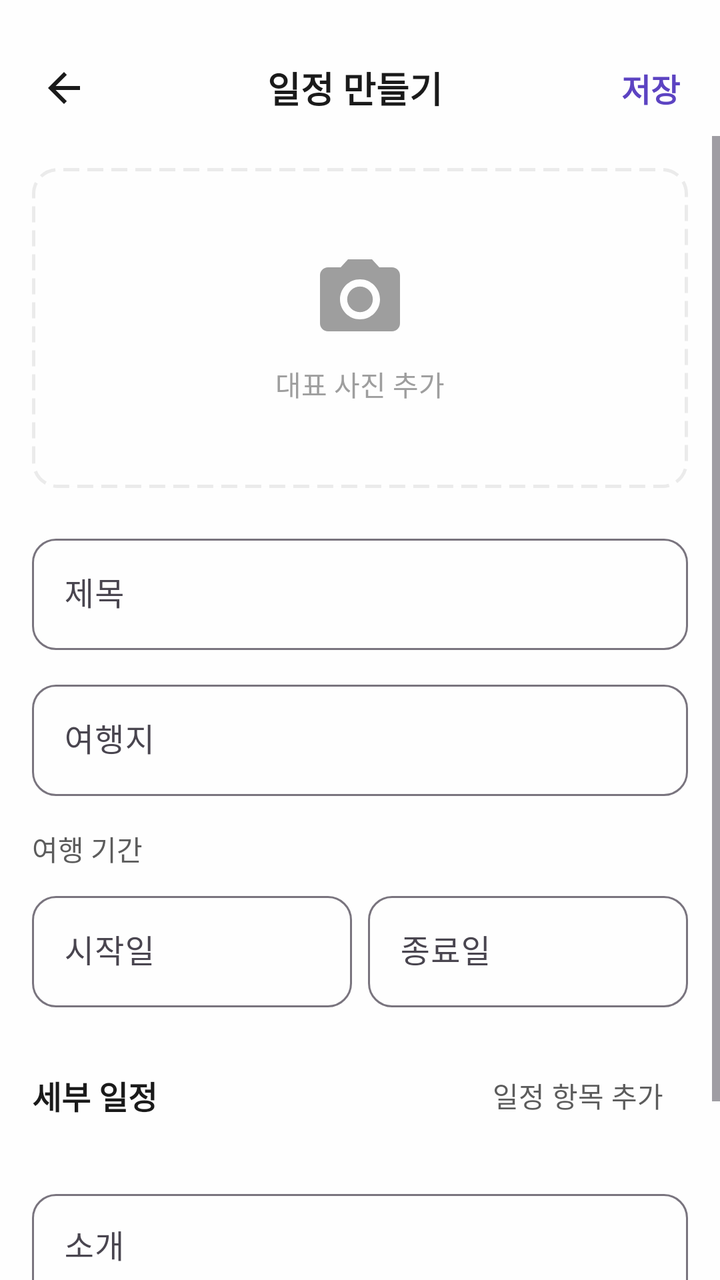
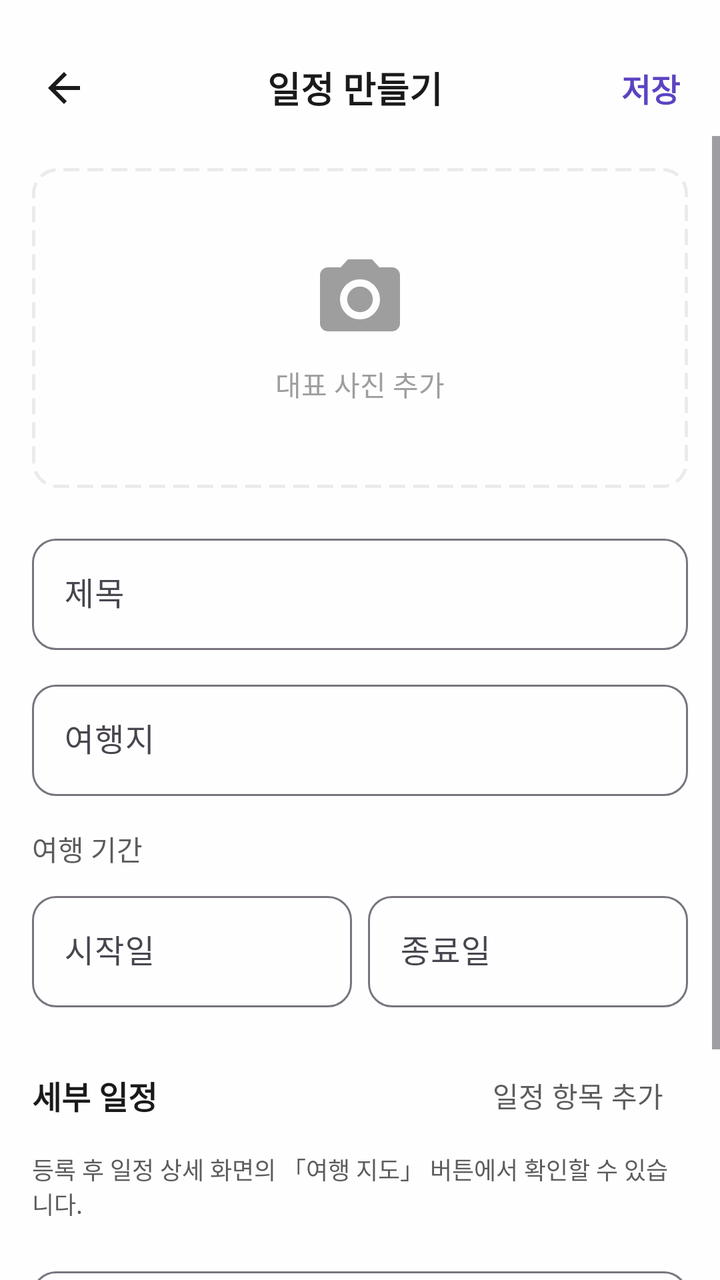

An Android layout rendered at two revisions. The XML below is the earlier revision; the diff shows what the commit changed to produce the second picture.
<!-- AndroidManifest.xml: application theme Theme.TripShare -->
<!-- res/layout/activity_create_itinerary.xml -->
<?xml version="1.0" encoding="utf-8"?>
<LinearLayout xmlns:android="http://schemas.android.com/apk/res/android"
    xmlns:app="http://schemas.android.com/apk/res-auto"
    android:layout_width="match_parent"
    android:layout_height="match_parent"
    android:background="@color/background"
    android:fitsSystemWindows="true"
    android:orientation="vertical">

    <LinearLayout
        android:id="@+id/toolbar"
        android:layout_width="match_parent"
        android:layout_height="wrap_content"
        android:gravity="center_vertical"
        android:minHeight="@dimen/toolbar_min_height"
        android:orientation="horizontal"
        android:paddingHorizontal="8dp"
        android:paddingTop="@dimen/screen_top_extra">

        <ImageButton
            android:id="@+id/btn_back"
            android:layout_width="48dp"
            android:layout_height="48dp"
            android:background="?attr/selectableItemBackgroundBorderless"
            android:contentDescription="@null"
            android:src="@drawable/ic_back" />

        <TextView
            android:layout_width="0dp"
            android:layout_height="wrap_content"
            android:layout_weight="1"
            android:gravity="center"
            android:text="@string/create_itinerary"
            android:textColor="@color/text_primary"
            android:textSize="18sp"
            android:textStyle="bold" />

        <TextView
            android:id="@+id/btn_save"
            android:layout_width="wrap_content"
            android:layout_height="wrap_content"
            android:padding="12dp"
            android:text="@string/save"
            android:textColor="@color/purple_primary"
            android:textSize="16sp"
            android:textStyle="bold" />
    </LinearLayout>

    <ScrollView
        android:layout_width="match_parent"
        android:layout_height="0dp"
        android:layout_weight="1"
        android:clipToPadding="false">

        <LinearLayout
            android:layout_width="match_parent"
            android:layout_height="wrap_content"
            android:orientation="vertical"
            android:padding="16dp">

            <LinearLayout
                android:layout_width="match_parent"
                android:layout_height="160dp"
                android:background="@drawable/bg_dashed_box"
                android:gravity="center"
                android:orientation="vertical">

                <ImageView
                    android:layout_width="48dp"
                    android:layout_height="48dp"
                    android:contentDescription="@null"
                    android:src="@drawable/ic_camera" />

                <TextView
                    android:layout_width="wrap_content"
                    android:layout_height="wrap_content"
                    android:layout_marginTop="8dp"
                    android:text="@string/add_cover_photo"
                    android:textColor="@color/text_hint"
                    android:textSize="14sp" />
            </LinearLayout>

            <com.google.android.material.textfield.TextInputLayout
                android:layout_width="match_parent"
                android:layout_height="wrap_content"
                android:layout_marginTop="20dp"
                android:hint="@string/title"
                app:boxBackgroundMode="outline"
                app:boxCornerRadiusBottomEnd="12dp"
                app:boxCornerRadiusBottomStart="12dp"
                app:boxCornerRadiusTopEnd="12dp"
                app:boxCornerRadiusTopStart="12dp">

                <com.google.android.material.textfield.TextInputEditText
                    android:id="@+id/et_title"
                    android:layout_width="match_parent"
                    android:layout_height="wrap_content" />
            </com.google.android.material.textfield.TextInputLayout>

            <com.google.android.material.textfield.TextInputLayout
                android:layout_width="match_parent"
                android:layout_height="wrap_content"
                android:layout_marginTop="12dp"
                android:hint="@string/destination"
                app:boxBackgroundMode="outline"
                app:boxCornerRadiusBottomEnd="12dp"
                app:boxCornerRadiusBottomStart="12dp"
                app:boxCornerRadiusTopEnd="12dp"
                app:boxCornerRadiusTopStart="12dp">

                <com.google.android.material.textfield.TextInputEditText
                    android:id="@+id/et_destination"
                    android:layout_width="match_parent"
                    android:layout_height="wrap_content" />
            </com.google.android.material.textfield.TextInputLayout>

            <TextView
                android:layout_width="wrap_content"
                android:layout_height="wrap_content"
                android:layout_marginTop="16dp"
                android:text="@string/travel_period"
                android:textColor="@color/text_secondary"
                android:textSize="14sp" />

            <LinearLayout
                android:layout_width="match_parent"
                android:layout_height="wrap_content"
                android:layout_marginTop="8dp"
                android:orientation="horizontal">

                <com.google.android.material.textfield.TextInputLayout
                    android:layout_width="0dp"
                    android:layout_height="wrap_content"
                    android:layout_marginEnd="8dp"
                    android:layout_weight="1"
                    android:hint="@string/start_date"
                    app:boxBackgroundMode="outline"
                    app:boxCornerRadiusBottomEnd="12dp"
                    app:boxCornerRadiusBottomStart="12dp"
                    app:boxCornerRadiusTopEnd="12dp"
                    app:boxCornerRadiusTopStart="12dp">

                    <com.google.android.material.textfield.TextInputEditText
                        android:id="@+id/et_start_date"
                        android:layout_width="match_parent"
                        android:layout_height="wrap_content"
                        android:focusable="false"
                        android:inputType="none" />
                </com.google.android.material.textfield.TextInputLayout>

                <com.google.android.material.textfield.TextInputLayout
                    android:layout_width="0dp"
                    android:layout_height="wrap_content"
                    android:layout_weight="1"
                    android:hint="@string/end_date"
                    app:boxBackgroundMode="outline"
                    app:boxCornerRadiusBottomEnd="12dp"
                    app:boxCornerRadiusBottomStart="12dp"
                    app:boxCornerRadiusTopEnd="12dp"
                    app:boxCornerRadiusTopStart="12dp">

                    <com.google.android.material.textfield.TextInputEditText
                        android:id="@+id/et_end_date"
                        android:layout_width="match_parent"
                        android:layout_height="wrap_content"
                        android:focusable="false"
                        android:inputType="none" />
                </com.google.android.material.textfield.TextInputLayout>
            </LinearLayout>

            <LinearLayout
                android:layout_width="match_parent"
                android:layout_height="wrap_content"
                android:layout_marginTop="20dp"
                android:gravity="center_vertical"
                android:orientation="horizontal">

                <TextView
                    android:layout_width="0dp"
                    android:layout_height="wrap_content"
                    android:layout_weight="1"
                    android:text="@string/schedule_section"
                    android:textColor="@color/text_primary"
                    android:textSize="16sp"
                    android:textStyle="bold" />

                <com.google.android.material.button.MaterialButton
                    android:id="@+id/btn_add_schedule"
                    style="@style/Widget.Material3.Button.TextButton"
                    android:layout_width="wrap_content"
                    android:layout_height="wrap_content"
                    android:text="@string/add_schedule"
                    android:textColor="@color/text_secondary" />
            </LinearLayout>

            <androidx.recyclerview.widget.RecyclerView
                android:id="@+id/rv_schedule_input"
                android:layout_width="match_parent"
                android:layout_height="wrap_content"
                android:layout_marginTop="8dp"
                android:nestedScrollingEnabled="false" />

            <com.google.android.material.textfield.TextInputLayout
                android:layout_width="match_parent"
                android:layout_height="wrap_content"
                android:layout_marginTop="12dp"
                android:hint="@string/introduction"
                app:boxBackgroundMode="outline"
                app:boxCornerRadiusBottomEnd="12dp"
                app:boxCornerRadiusBottomStart="12dp"
                app:boxCornerRadiusTopEnd="12dp"
                app:boxCornerRadiusTopStart="12dp"
                app:counterEnabled="true"
                app:counterMaxLength="200">

                <com.google.android.material.textfield.TextInputEditText
                    android:id="@+id/et_intro"
                    android:layout_width="match_parent"
                    android:layout_height="wrap_content"
                    android:gravity="top"
                    android:inputType="textMultiLine"
                    android:lines="4"
                    android:maxLength="200" />
            </com.google.android.material.textfield.TextInputLayout>
        </LinearLayout>
    </ScrollView>
</LinearLayout>
<!-- resources referenced by this layout -->
<resources>
  <color name="background">#FEFEFE</color>
  <color name="purple_primary">#5C43C2</color>
  <color name="text_hint">#9E9E9E</color>
  <color name="text_primary">#1A1A1A</color>
  <color name="text_secondary">#5C5C5C</color>
  <dimen name="screen_top_extra">20dp</dimen>
  <dimen name="toolbar_min_height">56dp</dimen>
  <!-- drawable bg_dashed_box (drawable) -->
  <?xml version="1.0" encoding="utf-8"?>
  <shape xmlns:android="http://schemas.android.com/apk/res/android"
      android:shape="rectangle">
      <solid android:color="@color/background" />
      <stroke
          android:width="1.5dp"
          android:color="@color/divider"
          android:dashWidth="8dp"
          android:dashGap="4dp" />
      <corners android:radius="12dp" />
  </shape>
  <!-- drawable ic_back (drawable) -->
  <vector xmlns:android="http://schemas.android.com/apk/res/android"
      android:width="24dp"
      android:height="24dp"
      android:viewportWidth="24"
      android:viewportHeight="24">
      <path
          android:fillColor="@color/text_primary"
          android:pathData="M20,11H7.83l5.59,-5.59L12,4l-8,8 8,8 1.41,-1.41L7.83,13H20v-2z" />
  </vector>
  <!-- drawable ic_camera (drawable) -->
  <vector xmlns:android="http://schemas.android.com/apk/res/android"
      android:width="48dp"
      android:height="48dp"
      android:viewportWidth="24"
      android:viewportHeight="24">
      <path
          android:fillColor="@color/text_hint"
          android:pathData="M12,12m-3.2,0a3.2,3.2 0,1 1,6.4 0a3.2,3.2 0,1 1,-6.4 0" />
      <path
          android:fillColor="@color/text_hint"
          android:pathData="M9,2L7.17,4H4c-1.1,0 -2,0.9 -2,2v12c0,1.1 0.9,2 2,2h16c1.1,0 2,-0.9 2,-2V6c0,-1.1 -0.9,-2 -2,-2h-3.17L15,2H9zM12,17c-2.76,0 -5,-2.24 -5,-5s2.24,-5 5,-5 5,2.24 5,5 -2.24,5 -5,5z" />
  </vector>
  <string name="add_cover_photo">대표 사진 추가</string>
  <string name="add_schedule">일정 항목 추가</string>
  <string name="create_itinerary">일정 만들기</string>
  <string name="destination">여행지</string>
  <string name="end_date">종료일</string>
  <string name="introduction">소개</string>
  <string name="save">저장</string>
  <string name="schedule_section">세부 일정</string>
  <string name="start_date">시작일</string>
  <string name="title">제목</string>
  <string name="travel_period">여행 기간</string>
  <style name="Theme.TripShare" parent="Base.Theme.TripShare" />
  <color name="divider">#EBEBEB</color>
  <style name="Base.Theme.TripShare" parent="Theme.Material3.DayNight.NoActionBar">
          <item name="colorPrimary">@color/purple_primary</item>
          <item name="colorPrimaryDark">@color/purple_dark</item>
          <item name="colorAccent">@color/purple_primary</item>
          <item name="android:colorBackground">@color/background</item>
          <item name="colorSurface">@color/card_bg</item>
          <item name="android:windowBackground">@color/background</item>
          <item name="android:statusBarColor">@color/background</item>
          <item name="android:windowLightStatusBar">true</item>
          <item name="android:navigationBarColor">@color/background</item>
          <item name="android:windowLightNavigationBar" tools:targetApi="27">true</item>
          <item name="android:windowOptOutEdgeToEdgeEnforcement" tools:targetApi="35">true</item>
      </style>
  <color name="purple_dark">#4A35A0</color>
  <color name="card_bg">#FFFFFF</color>
</resources>

<!-- the commit's change to res/layout/activity_create_itinerary.xml (unified diff, before → after) -->
@@ -26,6 +26,7 @@
             android:src="@drawable/ic_back" />
 
         <TextView
+            android:id="@+id/tv_toolbar_title"
             android:layout_width="0dp"
             android:layout_height="wrap_content"
             android:layout_weight="1"
@@ -58,27 +59,44 @@
             android:orientation="vertical"
             android:padding="16dp">
 
-            <LinearLayout
+            <FrameLayout
+                android:id="@+id/layout_cover_photo"
                 android:layout_width="match_parent"
                 android:layout_height="160dp"
                 android:background="@drawable/bg_dashed_box"
-                android:gravity="center"
-                android:orientation="vertical">
+                android:clickable="true"
+                android:focusable="true">
 
                 <ImageView
-                    android:layout_width="48dp"
-                    android:layout_height="48dp"
+                    android:id="@+id/img_cover"
+                    android:layout_width="match_parent"
+                    android:layout_height="match_parent"
                     android:contentDescription="@null"
-                    android:src="@drawable/ic_camera" />
-
-                <TextView
-                    android:layout_width="wrap_content"
-                    android:layout_height="wrap_content"
-                    android:layout_marginTop="8dp"
-                    android:text="@string/add_cover_photo"
-                    android:textColor="@color/text_hint"
-                    android:textSize="14sp" />
-            </LinearLayout>
+                    android:scaleType="centerCrop"
+                    android:visibility="gone" />
+
+                <LinearLayout
+                    android:id="@+id/layout_cover_placeholder"
+                    android:layout_width="match_parent"
+                    android:layout_height="match_parent"
+                    android:gravity="center"
+                    android:orientation="vertical">
+
+                    <ImageView
+                        android:layout_width="48dp"
+                        android:layout_height="48dp"
+                        android:contentDescription="@null"
+                        android:src="@drawable/ic_camera" />
+
+                    <TextView
+                        android:layout_width="wrap_content"
+                        android:layout_height="wrap_content"
+                        android:layout_marginTop="8dp"
+                        android:text="@string/add_cover_photo"
+                        android:textColor="@color/text_hint"
+                        android:textSize="14sp" />
+                </LinearLayout>
+            </FrameLayout>
 
             <com.google.android.material.textfield.TextInputLayout
                 android:layout_width="match_parent"
@@ -192,6 +210,14 @@
                     android:text="@string/add_schedule"
                     android:textColor="@color/text_secondary" />
             </LinearLayout>
+
+            <TextView
+                android:layout_width="match_parent"
+                android:layout_height="wrap_content"
+                android:layout_marginTop="4dp"
+                android:text="@string/map_flow_hint"
+                android:textColor="@color/text_secondary"
+                android:textSize="12sp" />
 
             <androidx.recyclerview.widget.RecyclerView
                 android:id="@+id/rv_schedule_input"
<!-- resource entries referenced after the edit -->
@@ -48,6 +48,7 @@
   <string name="destination">여행지</string>
   <string name="end_date">종료일</string>
   <string name="introduction">소개</string>
+  <string name="map_flow_hint">등록 후 일정 상세 화면의 「여행 지도」 버튼에서 확인할 수 있습니다.</string>
   <string name="save">저장</string>
   <string name="schedule_section">세부 일정</string>
   <string name="start_date">시작일</string>
